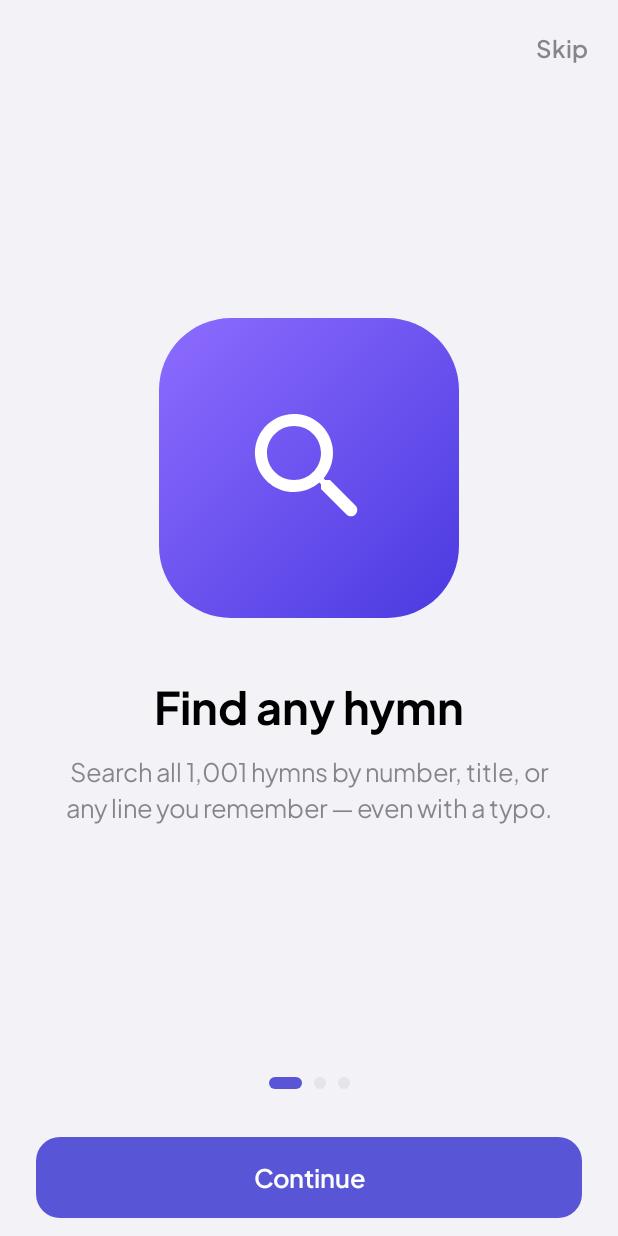
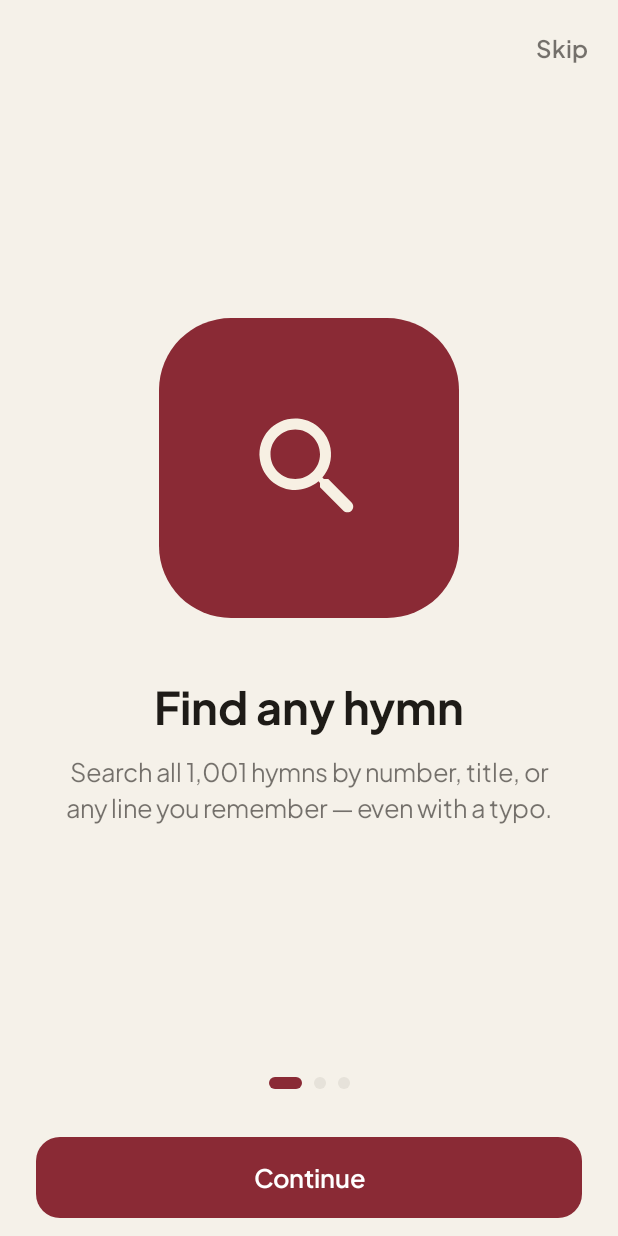
Before and after one commit to G41US/FaithHymn, an Android app built with Jetpack Compose: the screen it shows after launch (MainActivity), on a phone screen of 412 x 824 dp. Run offline under Robolectric (Android 15) with nearby library versions, the phone set to English and light mode, and no system bars; libraries missing offline, so code that uses them is left out: dev.chrisbanes.haze; network calls fail; Roboto replaces fonts that are not available here.

Commit message:
Hymnal redesign: warm paper/ink palette, oxblood & gold, calmer UI
- Replace purple gradients with flat cloth-binding tones and printed-page cards
- Muted voice-part colours, outlined chips, plain tabular hymn numbers
- Warm charcoal dark mode with gold accent; accent-coloured switches
- Single-colour settings tiles; index strip only shows while scrolling
- Oxblood/gold launcher icons, intro and verse cards

Co-Authored-By: Claude Opus 5.5 <noreply@anthropic.com>
Claude-Session: https://claude.ai/code/session_01L9GLwRh4mbdHVf7uw1nP1J

```diff
--- a/app/src/main/java/com/g41us/faithhymn/ui/AppRoot.kt
+++ b/app/src/main/java/com/g41us/faithhymn/ui/AppRoot.kt
@@ -167,8 +167,8 @@ private fun MiniPlayer(app: FaithHymnApp, onOpen: () -> Unit) {
                 .clip(RoundedCornerShape(14.dp)).background(c.card).clickable(onClick = onOpen)
         ) {
             Row(Modifier.padding(start = 10.dp, end = 4.dp, top = 8.dp, bottom = 6.dp), verticalAlignment = Alignment.CenterVertically) {
-                Box(Modifier.size(38.dp).clip(RoundedCornerShape(9.dp)).background(Brush.linearGradient(CoverGradients[0])), contentAlignment = Alignment.Center) {
-                    Text("${st.number ?: ""}", color = Color.White, fontWeight = FontWeight.Bold, fontSize = 13.sp)
+                Box(Modifier.size(38.dp).clip(RoundedCornerShape(9.dp)).background(c.accent), contentAlignment = Alignment.Center) {
+                    Text("${st.number ?: ""}", color = if (c.dark) c.bg else Color.White, fontWeight = FontWeight.Bold, fontSize = 13.sp)
                 }
                 Spacer(Modifier.width(10.dp))
                 Column(Modifier.weight(1f)) {
--- a/app/src/main/java/com/g41us/faithhymn/ui/Intro.kt
+++ b/app/src/main/java/com/g41us/faithhymn/ui/Intro.kt
@@ -23,7 +23,7 @@ import kotlinx.coroutines.delay
 import kotlinx.coroutines.launch
 
 private val Gold = Color(0xFFF3C969)
-private val Ink = Color(0xFF120B3D)
+private val Ink = Color(0xFF140A0C)
 
 /**
  * Startup: a hymn book opens, gold light sweeps across its pages, the name writes itself in,
@@ -58,7 +58,7 @@ fun AnimatedIntro(done: () -> Unit) {
     Box(
         Modifier.fillMaxSize()
             .graphicsLayer { alpha = 1f - e }
-            .background(Brush.radialGradient(listOf(Color(0xFF4B36D6), Color(0xFF241873), Ink), radius = 1400f)),
+            .background(Brush.radialGradient(listOf(Color(0xFF5A1C25), Color(0xFF2C0F14), Ink), radius = 1400f)),
         contentAlignment = Alignment.Center,
     ) {
         Column(horizontalAlignment = Alignment.CenterHorizontally, modifier = Modifier.graphicsLayer {
@@ -99,7 +99,7 @@ private fun DrawScope.drawBook(p: Float) {
     val w = size.width; val h = size.height; val cx = w / 2
     val pageW = w / 2 - 6f
     val tilt = 1f - p                       // pages fold toward the spine while closed
-    val cover = Color(0xFF2A1C8F)
+    val cover = Color(0xFF6E1F2A)
     // cover behind the pages
     drawRoundRect(cover, Offset(cx - pageW * p - 10f, 8f), Size(pageW * 2 * p + 20f, h - 4f), CornerRadius(18f))
     fun page(left: Boolean) {
@@ -135,7 +135,7 @@ private fun DrawScope.drawBook(p: Float) {
     if (p > 0.7f) {
         val a = ((p - 0.7f) / 0.3f).coerceIn(0f, 1f)
         val nx = cx + pageW * 0.55f; val ny = h * 0.62f
-        val col = Color(0xFF5B47F0).copy(alpha = a)
+        val col = Color(0xFF8A2A35).copy(alpha = a)
         drawOval(col, Offset(nx - 26f, ny - 8f), Size(26f, 20f))
         drawLine(col, Offset(nx - 2f, ny + 2f), Offset(nx - 2f, ny - 52f), strokeWidth = 6f)
         drawLine(col, Offset(nx - 2f, ny - 52f), Offset(nx + 22f, ny - 40f), strokeWidth = 8f, cap = StrokeCap.Round)
--- a/app/src/main/java/com/g41us/faithhymn/ui/Onboarding.kt
+++ b/app/src/main/java/com/g41us/faithhymn/ui/Onboarding.kt
@@ -49,8 +49,8 @@ fun Onboarding(done: () -> Unit) {
             Column(Modifier.fillMaxSize().padding(horizontal = 32.dp).graphicsLayer { alpha = 1f - off.coerceIn(0f, 1f) * 0.6f },
                 horizontalAlignment = Alignment.CenterHorizontally, verticalArrangement = Arrangement.Center) {
                 Box(Modifier.size(200.dp).graphicsLayer { val s = 1f - off * 0.2f; scaleX = s; scaleY = s }
-                    .clip(RoundedCornerShape(48.dp)).background(Brush.linearGradient(p.colors)), contentAlignment = Alignment.Center) {
-                    Icon(p.icon, null, tint = Color.White, modifier = Modifier.size(96.dp))
+                    .clip(RoundedCornerShape(48.dp)).background(c.accent), contentAlignment = Alignment.Center) {
+                    Icon(p.icon, null, tint = if (c.dark) c.bg else Color(0xFFF7F0E3), modifier = Modifier.size(88.dp))
                 }
                 Spacer(Modifier.height(40.dp))
                 Text(p.title, fontSize = 30.sp, fontWeight = FontWeight.Bold, color = c.label, textAlign = TextAlign.Center)
--- a/app/src/main/java/com/g41us/faithhymn/ui/PresentScreen.kt
+++ b/app/src/main/java/com/g41us/faithhymn/ui/PresentScreen.kt
@@ -150,7 +150,7 @@ private fun SlideView(s: Slide?, next: Slide?, settings: AppSettings, bg: Bitmap
     Box(Modifier.fillMaxSize().background(Color.Black)) {
         when (settings.presentTheme) {
             PresentTheme.BLACK -> {}
-            PresentTheme.GRADIENT -> Box(Modifier.fillMaxSize().background(Brush.linearGradient(listOf(Color(0xFF2B1C6B), Color(0xFF0B0820), Color(0xFF3A1340)))))
+            PresentTheme.GRADIENT -> Box(Modifier.fillMaxSize().background(Brush.radialGradient(listOf(Color(0xFF3A1419), Color(0xFF140A0C)), radius = 2200f)))
             PresentTheme.PHOTO -> if (bg != null) {
                 Image(bg.asImageBitmap(), null, Modifier.fillMaxSize(), contentScale = ContentScale.Crop)
                 Box(Modifier.fillMaxSize().background(Color.Black.copy(alpha = 0.55f)))
@@ -197,7 +197,7 @@ private fun RemoteView(cur: Slide?, next: Slide?, i: Int, total: Int, tvName: St
             Box(Modifier.weight(1f).fillMaxHeight().clip(RoundedCornerShape(20.dp)).background(Color.White.copy(alpha = 0.1f)).clickable { go(-1) }, contentAlignment = Alignment.Center) {
                 Icon(Icons.Rounded.ChevronLeft, "Previous", tint = Color.White, modifier = Modifier.size(48.dp))
             }
-            Box(Modifier.weight(2f).fillMaxHeight().clip(RoundedCornerShape(20.dp)).background(Color(0xFF5856D6)).clickable { go(1) }, contentAlignment = Alignment.Center) {
+            Box(Modifier.weight(2f).fillMaxHeight().clip(RoundedCornerShape(20.dp)).background(Color(0xFF8A2A35)).clickable { go(1) }, contentAlignment = Alignment.Center) {
                 Row(verticalAlignment = Alignment.CenterVertically) { Text("Next", color = Color.White, fontSize = 22.sp, fontWeight = FontWeight.Bold); Icon(Icons.Rounded.ChevronRight, null, tint = Color.White, modifier = Modifier.size(40.dp)) }
             }
         }
@@ -248,7 +248,7 @@ private fun PresentSettingsSheet(app: FaithHymnApp, s: AppSettings, tvName: Stri
 
 @Composable
 fun iosSwitch() = SwitchDefaults.colors(
-    checkedThumbColor = Color.White, checkedTrackColor = Color(0xFF34C759), checkedBorderColor = Color.Transparent,
+    checkedThumbColor = Color.White, checkedTrackColor = LocalIos.current.accent, checkedBorderColor = Color.Transparent,
     uncheckedThumbColor = Color.White, uncheckedTrackColor = LocalIos.current.fill, uncheckedBorderColor = Color.Transparent,
 )
 
--- a/app/src/main/java/com/g41us/faithhymn/ui/SettingsScreen.kt
+++ b/app/src/main/java/com/g41us/faithhymn/ui/SettingsScreen.kt
@@ -42,9 +42,9 @@ private const val APP_LINK = "https://github.com/G41US/FaithHymn/releases/latest
 
 /** Launcher icon variants: activity-alias name, label, gradient. */
 private val IconVariants = listOf(
-    Triple(".IconClassic", "Classic", listOf(Color(0xFF8E6CFF), Color(0xFF4A3AE0))),
-    Triple(".IconGold", "Gold", listOf(Color(0xFFF6C25B), Color(0xFFC27A12))),
-    Triple(".IconMidnight", "Midnight", listOf(Color(0xFF2C2C3A), Color(0xFF0B0B12))),
+    Triple(".IconClassic", "Oxblood", listOf(Color(0xFF8A2A35), Color(0xFF5E1A22))),
+    Triple(".IconGold", "Gold", listOf(Color(0xFFD9B46A), Color(0xFFA8843F))),
+    Triple(".IconMidnight", "Ink", listOf(Color(0xFF2A2724), Color(0xFF141210))),
 )
 
 fun setLauncherIcon(ctx: Context, variant: Int) {
--- a/app/src/main/java/com/g41us/faithhymn/ui/ShareImage.kt
+++ b/app/src/main/java/com/g41us/faithhymn/ui/ShareImage.kt
@@ -11,11 +11,11 @@ import com.g41us.faithhymn.data.Hymn
 data class CardStyle(val name: String, val colors: IntArray, val text: Int, val sub: Int, val serif: Boolean = true)
 
 val CardStyles = listOf(
-    CardStyle("Classic", intArrayOf(0xFF8E6CFF.toInt(), 0xFF3A2BC0.toInt()), Color.WHITE, 0xCCFFFFFF.toInt()),
-    CardStyle("Sunrise", intArrayOf(0xFFFFB36B.toInt(), 0xFFE0406A.toInt()), Color.WHITE, 0xD9FFFFFF.toInt()),
+    CardStyle("Hymnal", intArrayOf(0xFF7A2630.toInt(), 0xFF5E1A22.toInt()), 0xFFF7F0E3.toInt(), 0xB3F7F0E3.toInt()),
+    CardStyle("Forest", intArrayOf(0xFF2E5B45.toInt(), 0xFF22463A.toInt()), 0xFFF7F0E3.toInt(), 0xB3F7F0E3.toInt()),
     CardStyle("Paper", intArrayOf(0xFFFBF6EC.toInt(), 0xFFEFE3CC.toInt()), 0xFF3B2F22.toInt(), 0xAA3B2F22.toInt()),
     CardStyle("Night", intArrayOf(0xFF1E1812.toInt(), 0xFF0C0906.toInt()), 0xFFF1DFC2.toInt(), 0x99F1DFC2.toInt()),
-    CardStyle("Ocean", intArrayOf(0xFF43C6AC.toInt(), 0xFF145E7A.toInt()), Color.WHITE, 0xCCFFFFFF.toInt()),
+    CardStyle("Navy", intArrayOf(0xFF244A75.toInt(), 0xFF1A3657.toInt()), 0xFFF7F0E3.toInt(), 0xB3F7F0E3.toInt()),
     CardStyle("Modern", intArrayOf(0xFFFFFFFF.toInt(), 0xFFF2F2F7.toInt()), 0xFF111111.toInt(), 0x99111111.toInt(), serif = false),
 )
 
--- a/app/src/main/java/com/g41us/faithhymn/ui/Theme.kt
+++ b/app/src/main/java/com/g41us/faithhymn/ui/Theme.kt
@@ -20,38 +20,38 @@ data class IosColors(
     val bar: Color = card,
 )
 
-/** Accent choices (Settings → Accent colour). */
+/** Accent choices (Settings → Accent colour): (light, dark). Muted, ink-like tones from printed hymnals. */
 val Accents = listOf(
-    "Indigo" to (Color(0xFF5856D6) to Color(0xFF7D7AFF)),
-    "Blue" to (Color(0xFF007AFF) to Color(0xFF0A84FF)),
-    "Teal" to (Color(0xFF0F9DA8) to Color(0xFF40C8E0)),
-    "Green" to (Color(0xFF248A3D) to Color(0xFF30D158)),
-    "Gold" to (Color(0xFFB8860B) to Color(0xFFE5B64A)),
-    "Orange" to (Color(0xFFE5701A) to Color(0xFFFF9F0A)),
-    "Rose" to (Color(0xFFD12A5B) to Color(0xFFFF375F)),
-    "Purple" to (Color(0xFF9B30D9) to Color(0xFFBF5AF2)),
+    "Oxblood" to (Color(0xFF8A2A35) to Color(0xFFD6AE6B)),
+    "Forest" to (Color(0xFF2E5B45) to Color(0xFF93C6A8)),
+    "Navy" to (Color(0xFF244A75) to Color(0xFF9BBCE6)),
+    "Ochre" to (Color(0xFF946318) to Color(0xFFE2B66C)),
+    "Plum" to (Color(0xFF5C3560) to Color(0xFFCCA2CF)),
+    "Ink" to (Color(0xFF2A2724) to Color(0xFFE8E2D8)),
 )
 
+/** Warm paper and ink. */
 private val LightBase = IosColors(
-    bg = Color(0xFFF2F2F7), card = Color.White, label = Color(0xFF000000), secondary = Color(0x993C3C43),
-    tertiary = Color(0x4D3C3C43), separator = Color(0x4A3C3C43), accent = Color(0xFF5856D6),
-    fill = Color(0x1F787880), red = Color(0xFFFF3B30), dark = false, bar = Color(0xCCF9F9F9),
+    bg = Color(0xFFF5F1E9), card = Color(0xFFFFFDF8), label = Color(0xFF1E1B17), secondary = Color(0x991E1B17),
+    tertiary = Color(0x4D1E1B17), separator = Color(0x1F1E1B17), accent = Color(0xFF8A2A35),
+    fill = Color(0x121E1B17), red = Color(0xFFB3261E), dark = false, bar = Color(0xE6F5F1E9),
 )
+/** Warm charcoal, never blue-black. */
 private val DarkBase = IosColors(
-    bg = Color(0xFF000000), card = Color(0xFF1C1C1E), label = Color.White, secondary = Color(0x99EBEBF5),
-    tertiary = Color(0x4DEBEBF5), separator = Color(0xA6545458), accent = Color(0xFF7D7AFF),
-    fill = Color(0x3D787880), red = Color(0xFFFF453A), dark = true, bar = Color(0xB31C1C1E),
+    bg = Color(0xFF131211), card = Color(0xFF1D1B19), label = Color(0xFFF1ECE3), secondary = Color(0x99F1ECE3),
+    tertiary = Color(0x4DF1ECE3), separator = Color(0x26F1ECE3), accent = Color(0xFFD6AE6B),
+    fill = Color(0x1AF1ECE3), red = Color(0xFFFF8A80), dark = true, bar = Color(0xE6131211),
 )
-/** Warm, low-glare dark for evening services: sepia text on brown-black. */
+/** Sepia for evening services: candle-lit text on brown-black. */
 private val NightBase = IosColors(
-    bg = Color(0xFF120E0A), card = Color(0xFF1E1812), label = Color(0xFFF1DFC2), secondary = Color(0x99F1DFC2),
-    tertiary = Color(0x55F1DFC2), separator = Color(0x553A2E22), accent = Color(0xFFE0A45A),
-    fill = Color(0x33A08060), red = Color(0xFFFF6B4A), dark = true, night = true, bar = Color(0xB31E1812),
+    bg = Color(0xFF120E0A), card = Color(0xFF1C1712), label = Color(0xFFF0DFC3), secondary = Color(0x99F0DFC3),
+    tertiary = Color(0x55F0DFC3), separator = Color(0x333A2E22), accent = Color(0xFFD9A75E),
+    fill = Color(0x26A08060), red = Color(0xFFFF8A65), dark = true, night = true, bar = Color(0xE6120E0A),
 )
 
 /** Colours for choir parts: Soprano, Alto, Tenor, Bass. */
 fun voiceColor(v: Voice): Color = when (v) {
-    Voice.S -> Color(0xFFFF2D55); Voice.A -> Color(0xFFFF9500); Voice.T -> Color(0xFF34C759); Voice.B -> Color(0xFF007AFF)
+    Voice.S -> Color(0xFFB54A5E); Voice.A -> Color(0xFFB07C2C); Voice.T -> Color(0xFF4E7D5B); Voice.B -> Color(0xFF41658F)
 }
 
 val LocalIos = staticCompositionLocalOf { LightBase }
--- a/app/src/main/java/com/g41us/faithhymn/ui/UiKit.kt
+++ b/app/src/main/java/com/g41us/faithhymn/ui/UiKit.kt
@@ -1,6 +1,7 @@
 package com.g41us.faithhymn.ui
 
 import androidx.compose.foundation.background
+import androidx.compose.foundation.border
 import androidx.compose.foundation.clickable
 import androidx.compose.foundation.gestures.detectDragGestures
 import androidx.compose.foundation.gestures.detectTapGestures
@@ -73,7 +74,7 @@ fun PartPill(part: Part, dim: Boolean = false) {
     val colors = if (part.everyone) listOf(c.secondary, c.secondary) else part.voices.sortedBy { it.ordinal }.map(::voiceColor).let { if (it.size == 1) it + it else it }
     Row(
         Modifier.padding(end = 6.dp).clip(RoundedCornerShape(6.dp))
-            .background(Brush.horizontalGradient(colors.map { it.copy(alpha = if (c.dark) 0.30f else 0.16f) }))
+            .background(colors.first().copy(alpha = if (part.everyone) 0f else if (c.dark) 0.22f else 0.10f))
             .padding(horizontal = 6.dp, vertical = 1.dp),
         verticalAlignment = Alignment.CenterVertically,
     ) {
@@ -94,21 +95,21 @@ fun DynamicBadge(d: String, onClick: (() -> Unit)? = null) {
             .then(if (onClick != null) Modifier.clickable(onClick = onClick) else Modifier).padding(horizontal = 5.dp))
 }
 
+/** Playlist / artwork tones: flat cloth-binding colours (two near-identical stops = solid). */
+private fun flat(c: Long) = Color(c).let { listOf(it, it) }
 val CoverGradients = listOf(
-    listOf(Color(0xFF8E6CFF), Color(0xFF4A3AE0)), listOf(Color(0xFFFF9A62), Color(0xFFE0406A)),
-    listOf(Color(0xFF43C6AC), Color(0xFF167C8A)), listOf(Color(0xFFF7C948), Color(0xFFE07A12)),
-    listOf(Color(0xFF5AC8FA), Color(0xFF1C5FD6)), listOf(Color(0xFFFF6FA5), Color(0xFF9B30D9)),
-    listOf(Color(0xFF7BD389), Color(0xFF248A3D)), listOf(Color(0xFF4B4B63), Color(0xFF15151F)),
+    flat(0xFF7A2630), flat(0xFF2E5B45), flat(0xFF244A75), flat(0xFF8E6420),
+    flat(0xFF4F3053), flat(0xFF3A3632), flat(0xFF6B4A2E), flat(0xFF2F4F55),
 )
 
 /** Gradient tile for a playlist, with a short title (or hymn numbers) on it. */
 @Composable
 fun PlaylistCover(name: String, color: Int, modifier: Modifier = Modifier, numbers: List<Int> = emptyList(), big: Boolean = false) {
     Box(modifier.clip(RoundedCornerShape(if (big) 22.dp else 14.dp)).background(Brush.linearGradient(CoverGradients[color % CoverGradients.size])).padding(if (big) 18.dp else 12.dp)) {
-        Icon(Icons.Rounded.MusicNote, null, tint = Color.White.copy(alpha = 0.18f), modifier = Modifier.align(Alignment.BottomEnd).size(if (big) 96.dp else 56.dp).offset(x = 10.dp, y = 10.dp))
+        Box(Modifier.align(Alignment.BottomStart).width(if (big) 36.dp else 22.dp).height(2.dp).background(Color(0xFFD9B46A)))
         Column {
-            Text(name, color = Color.White, fontWeight = FontWeight.Bold, fontSize = if (big) 26.sp else 17.sp, maxLines = 2, lineHeight = if (big) 30.sp else 20.sp)
-            if (numbers.isNotEmpty()) Text(numbers.joinToString(" · "), color = Color.White.copy(alpha = 0.8f), fontSize = if (big) 15.sp else 12.sp, fontWeight = FontWeight.Medium)
+            Text(name, color = Color(0xFFF7F0E3), fontFamily = Serif, fontWeight = FontWeight.SemiBold, fontSize = if (big) 28.sp else 18.sp, maxLines = 3, lineHeight = if (big) 32.sp else 22.sp)
+            if (numbers.isNotEmpty()) Text(numbers.joinToString(" · "), color = Color(0xFFF7F0E3).copy(alpha = 0.7f), fontSize = if (big) 15.sp else 12.sp, fontWeight = FontWeight.Medium)
         }
     }
 }
@@ -149,11 +150,12 @@ fun SwipeRow(
 fun Chip(text: String, selected: Boolean = false, icon: ImageVector? = null, onClick: () -> Unit) {
     val c = LocalIos.current
     Row(
-        Modifier.bounceClick(onClick).clip(RoundedCornerShape(50)).background(if (selected) c.accent else c.card).padding(horizontal = 14.dp, vertical = 8.dp),
+        Modifier.bounceClick(onClick).clip(RoundedCornerShape(50)).background(if (selected) c.accent else Color.Transparent)
+            .border(1.dp, if (selected) c.accent else c.separator, RoundedCornerShape(50)).padding(horizontal = 13.dp, vertical = 7.dp),
         verticalAlignment = Alignment.CenterVertically,
     ) {
         if (icon != null) { Icon(icon, null, tint = if (selected) Color.White else c.accent, modifier = Modifier.size(16.dp)); Spacer(Modifier.width(5.dp)) }
-        Text(text, fontSize = 14.sp, fontWeight = FontWeight.Medium, color = if (selected) Color.White else c.label)
+        Text(text, fontSize = 13.sp, fontWeight = FontWeight.SemiBold, color = if (selected) (if (c.dark) c.bg else Color.White) else c.secondary)
     }
 }
 
--- a/app/src/main/res/drawable/ic_launcher_bg.xml
+++ b/app/src/main/res/drawable/ic_launcher_bg.xml
@@ -4,8 +4,8 @@
     <path android:pathData="M0,0h108v108h-108z">
         <aapt:attr name="android:fillColor">
             <gradient android:type="linear" android:startX="0" android:startY="0" android:endX="108" android:endY="108">
-                <item android:offset="0" android:color="#FF8E6CFF"/>
-                <item android:offset="1" android:color="#FF4A3AE0"/>
+                <item android:offset="0" android:color="#FF8A2A35"/>
+                <item android:offset="1" android:color="#FF5E1A22"/>
             </gradient>
         </aapt:attr>
     </path>
--- a/app/src/main/res/drawable/ic_launcher_bg_gold.xml
+++ b/app/src/main/res/drawable/ic_launcher_bg_gold.xml
@@ -3,7 +3,7 @@
     <path android:pathData="M0,0h108v108h-108z">
         <aapt:attr name="android:fillColor">
             <gradient android:type="linear" android:startX="0" android:startY="0" android:endX="108" android:endY="108">
-                <item android:offset="0" android:color="#FFF6C25B"/><item android:offset="1" android:color="#FFC27A12"/>
+                <item android:offset="0" android:color="#FFD9B46A"/><item android:offset="1" android:color="#FFA8843F"/>
             </gradient>
         </aapt:attr>
     </path>
--- a/app/src/main/res/drawable/ic_launcher_bg_midnight.xml
+++ b/app/src/main/res/drawable/ic_launcher_bg_midnight.xml
@@ -3,7 +3,7 @@
     <path android:pathData="M0,0h108v108h-108z">
         <aapt:attr name="android:fillColor">
             <gradient android:type="linear" android:startX="0" android:startY="0" android:endX="108" android:endY="108">
-                <item android:offset="0" android:color="#FF2C2C3A"/><item android:offset="1" android:color="#FF0B0B12"/>
+                <item android:offset="0" android:color="#FF2A2724"/><item android:offset="1" android:color="#FF141210"/>
             </gradient>
         </aapt:attr>
     </path>
--- a/app/src/main/res/drawable/ic_launcher_fg.xml
+++ b/app/src/main/res/drawable/ic_launcher_fg.xml
@@ -6,6 +6,6 @@
     <path android:fillColor="#E6FFFFFF"
         android:pathData="M76,40c-6,-2 -13,-2 -20,2v30c7,-4 14,-4 20,-2z"/>
     <!-- music note -->
-    <path android:fillColor="#FF5B47F0"
+    <path android:fillColor="#FF8A2A35"
         android:pathData="M64,46l8,-2v14a3.5,3 0 1,1 -2,-2.6v-8.4l-4,1v10a3.5,3 0 1,1 -2,-2.6z"/>
 </vector>
--- a/app/src/main/res/values/colors.xml
+++ b/app/src/main/res/values/colors.xml
@@ -1,4 +1,4 @@
 <resources>
-    <color name="bg">#F2F2F7</color>
+    <color name="bg">#F5F1E9</color>
     <color name="icon_bg_top">#7B61FF</color>
 </resources>
--- a/app/src/main/res/values/themes.xml
+++ b/app/src/main/res/values/themes.xml
@@ -5,7 +5,7 @@
         <item name="android:navigationBarColor">@android:color/transparent</item>
     </style>
     <style name="Theme.FaithHymn.Splash" parent="Theme.SplashScreen">
-        <item name="windowSplashScreenBackground">#241873</item>
+        <item name="windowSplashScreenBackground">#140A0C</item>
         <item name="windowSplashScreenAnimatedIcon">@drawable/splash_blank</item>
         <item name="postSplashScreenTheme">@style/Theme.FaithHymn</item>
     </style>
```
Also changed, not shown: app/src/main/java/com/g41us/faithhymn/ui/Components.kt (+8 -7 lines), app/src/main/java/com/g41us/faithhymn/ui/HomeScreen.kt (+25 -22 lines), app/src/main/java/com/g41us/faithhymn/ui/PlayerScreen.kt (+6 -6 lines), 1 other file.
